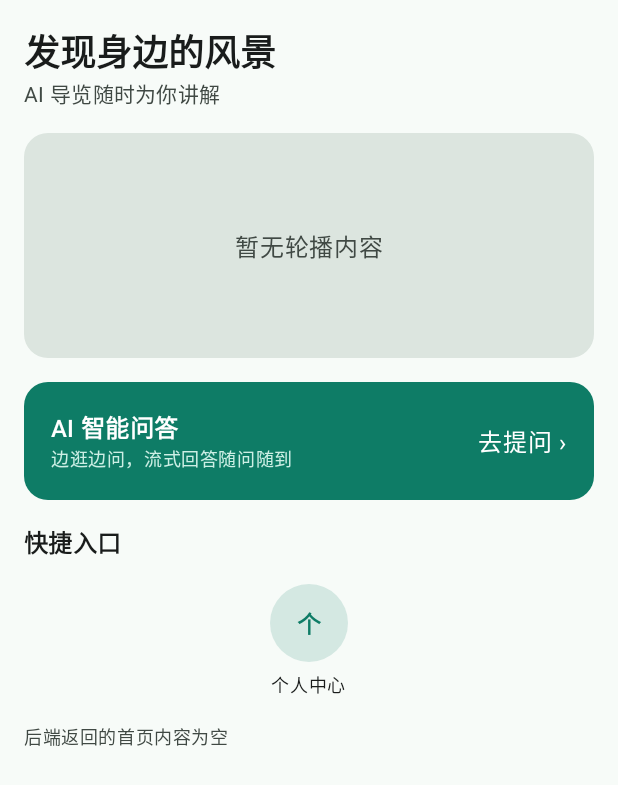
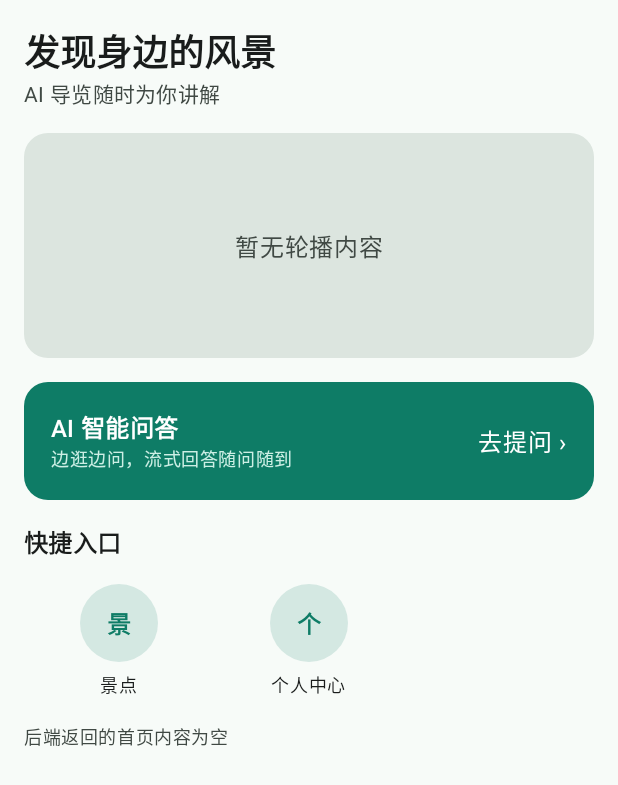
Before and after one commit to d2bqhzd5ht-ui/Android_guide, an Android app built with Jetpack Compose: the composable HomeContentView shown on its own in the app's theme, on a phone screen of 412 x 824 dp. Shown: the top 785 px of the screen. Run offline under Robolectric (Android 15) with nearby library versions, the phone set to English and light mode, and no system bars; network calls fail.

Commit message:
feat(home): 快捷入口接景点列表 /poi_list，与个人中心一起改为两行三列
- 新增 Routes.POI_LIST（占位页，C 的 PoiListScreen 落地后替换）
- quickEntries 按 path 映射：/poi、/poi_list -> 景点列表；后端没配景点入口时本地兜一条
- 快捷入口超过 3 个时按 3 个一行排，避免 5~6 个挤在一行

```diff
--- a/app/src/main/java/com/example/scenicguide/ui/home/HomeScreen.kt
+++ b/app/src/main/java/com/example/scenicguide/ui/home/HomeScreen.kt
@@ -77,6 +77,7 @@ fun HomeScreen(
     onOpenChat: () -> Unit,
     onLoggedOut: () -> Unit,
     onOpenProfile: () -> Unit,
+    onOpenPoiList: () -> Unit,
 ) {
     val container = rememberAppContainer()
     val viewModel: HomeViewModel = viewModel(
@@ -112,6 +113,7 @@ fun HomeScreen(
                 content = current.content,
                 onOpenChat = onOpenChat,
                 onOpenProfile = onOpenProfile,
+                onOpenPoiList = onOpenPoiList,
                 modifier = Modifier.padding(padding),
             )
         }
@@ -123,6 +125,7 @@ private fun HomeContentView(
     content: HomeContent,
     onOpenChat: () -> Unit,
     onOpenProfile: () -> Unit,
+    onOpenPoiList: () -> Unit,
     modifier: Modifier = Modifier,
 ) {
     LazyColumn(
@@ -175,9 +178,9 @@ private fun HomeContentView(
             }
         }
 
-        // 快捷入口 = 后端下发的入口 + 本地「个人中心」（个人中心页面归 A，这里只放入口）
+        // 快捷入口 = 后端下发的入口（按 path 映射）+ 本地兜底的「景点」「个人中心」
         item { SectionTitle("快捷入口") }
-        item { QuickEntryRow(content.quickEntries, onOpenProfile) }
+        item { QuickEntryRow(content.quickEntries, onOpenProfile, onOpenPoiList) }
 
         if (content.hotPois.isNotEmpty()) {
             item { SectionTitle("热门景点") }
@@ -286,25 +289,49 @@ private fun BannerPager(banners: List<Banner>) {
     }
 }
 
+/** 后端 quickEntries[].path：景点列表由 C 提供，/poi 与 /poi_list 都指向它 */
+private const val POI_PATH = "/poi"
+private const val POI_LIST_PATH = "/poi_list"
+
+private data class QuickEntryUi(
+    val label: String,
+    val tint: Color,
+    val onClick: (() -> Unit)?,
+)
+
 @Composable
-private fun QuickEntryRow(entries: List<QuickEntry>, onOpenProfile: () -> Unit) {
-    Row(
-        modifier = Modifier.fillMaxWidth(),
-        horizontalArrangement = Arrangement.SpaceBetween,
-    ) {
-        entries.take(4).forEachIndexed { index, entry ->
-            QuickEntryItem(
-                label = entry.label,
-                tint = hexColor(entry.color, bannerBrushes[index % bannerBrushes.size].first()),
-                modifier = Modifier.weight(1f),
-            )
+private fun QuickEntryRow(
+    entries: List<QuickEntry>,
+    onOpenProfile: () -> Unit,
+    onOpenPoiList: () -> Unit,
+) {
+    val hasPoiEntry = entries.any { it.path == POI_PATH || it.path == POI_LIST_PATH }
+    val items = entries.take(4).mapIndexed { index, entry ->
+        QuickEntryUi(
+            label = entry.label,
+            tint = hexColor(entry.color, bannerBrushes[index % bannerBrushes.size].first()),
+            onClick = if (entry.path == POI_PATH || entry.path == POI_LIST_PATH) onOpenPoiList else null,
+        )
+    }.toMutableList()
+
+    // 后端没配景点入口时本地兜一个，保证首页始终能进景点列表
+    if (!hasPoiEntry) items += QuickEntryUi("景点", MaterialTheme.colorScheme.primary, onOpenPoiList)
+    items += QuickEntryUi("个人中心", MaterialTheme.colorScheme.primary, onOpenProfile)
+
+    Column(verticalArrangement = Arrangement.spacedBy(12.dp)) {
+        items.chunked(3).forEach { rowItems ->
+            Row(modifier = Modifier.fillMaxWidth()) {
+                rowItems.forEach { item ->
+                    QuickEntryItem(
+                        label = item.label,
+                        tint = item.tint,
+                        onClick = item.onClick,
+                        modifier = Modifier.weight(1f),
+                    )
+                }
+                repeat(3 - rowItems.size) { Spacer(Modifier.weight(1f)) }
+            }
         }
-        QuickEntryItem(
-            label = "个人中心",
-            tint = MaterialTheme.colorScheme.primary,
-            onClick = onOpenProfile,
-            modifier = Modifier.weight(1f),
-        )
     }
 }
 
```
Also changed, not shown: app/src/main/java/com/example/scenicguide/ui/AppRoot.kt (+21 -7 lines).
